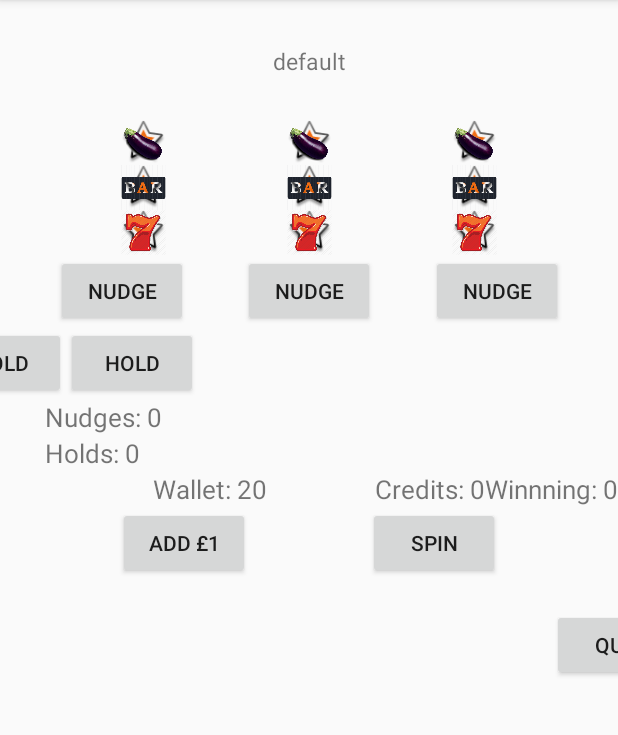
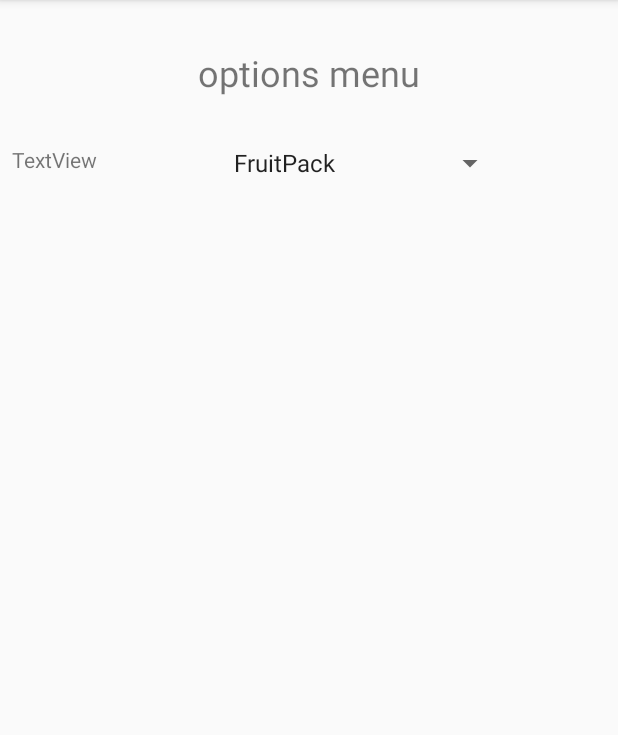
Before and after one commit to StuCorp/Pugmatic, an Android app: the screen it shows after launch (MainActivity before the commit, OptionsActivity after it), on a phone screen of 412 x 824 dp, the part 84-819 px from its top. Run offline under Robolectric (Android 15) with nearby library versions, the phone set to English and light mode, and no system bars.

Commit message:
managed to switch launch activity to options menu without it crashing by changing default AppCompatActivity to Activity..matching the main activity

```diff
--- a/app/build.gradle
+++ b/app/build.gradle
@@ -25,5 +25,6 @@ dependencies {
         exclude group: 'com.android.support', module: 'support-annotations'
     })
     compile 'com.android.support.constraint:constraint-layout:1.0.2'
+    compile 'com.android.support:appcompat-v7:26.+'
     testCompile 'junit:junit:4.12'
 }
--- a/app/src/main/AndroidManifest.xml
+++ b/app/src/main/AndroidManifest.xml
@@ -10,6 +10,13 @@
         android:supportsRtl="true"
         android:theme="@style/AppTheme">
         <activity android:name=".MainActivity">
+            <!--<intent-filter>-->
+                <!--<action android:name="android.intent.action.MAIN" />-->
+
+                <!--<category android:name="android.intent.category.LAUNCHER" />-->
+            <!--</intent-filter>-->
+        </activity>
+        <activity android:name=".OptionsActivity">
             <intent-filter>
                 <action android:name="android.intent.action.MAIN" />
 
--- a/app/src/main/java/com/example/user/pugmatic/MainActivity.java
+++ b/app/src/main/java/com/example/user/pugmatic/MainActivity.java
@@ -126,6 +126,7 @@ public class MainActivity extends Activity {
             refreshDisplay();
             if (game.machine.checkForWin()) {
                 game.winScenario();
+                refreshDisplay();
             }
         }
     }
@@ -137,6 +138,7 @@ public class MainActivity extends Activity {
             refreshDisplay();
             if (game.machine.checkForWin()) {
                 game.winScenario();
+                refreshDisplay();
             }
         }
     }
@@ -149,6 +151,8 @@ public class MainActivity extends Activity {
             refreshDisplay();
             if (game.machine.checkForWin()) {
                 game.winScenario();
+                refreshDisplay();
+
             }
         }
     }
--- /dev/null
+++ b/app/src/main/java/com/example/user/pugmatic/OptionsActivity.java
@@ -0,0 +1,56 @@
+package com.example.user.pugmatic;
+
+import android.app.Activity;
+import android.support.v7.app.AppCompatActivity;
+import android.os.Bundle;
+import android.view.View;
+import android.widget.AdapterView;
+import android.widget.ArrayAdapter;
+import android.widget.Spinner;
+import android.widget.TextView;
+import android.widget.Toast;
+
+import java.util.ArrayList;
+
+public class OptionsActivity extends Activity implements AdapterView.OnItemSelectedListener {
+
+    ArrayList<String> availablePacks;
+    Spinner spinner;
+    String spinnerChoice;
+
+    @Override
+    protected void onCreate(Bundle savedInstanceState) {
+        super.onCreate(savedInstanceState);
+        setContentView(R.layout.activity_options);
+
+        //create options for spinner based on pack names
+        availablePacks = new ArrayList<>();
+        availablePacks.add("FruitPack");
+        availablePacks.add("EmojiPeoplePack");
+
+        //find the spinner view and assign to variable
+        spinner = (Spinner) findViewById(R.id.packsSpinner);
+        //create a new adapter, which will take the array data and a layout file and create the view
+        //differs whether you want to create array from resources or from java array
+        ArrayAdapter<String> adapter = new ArrayAdapter<String>(this, android.R.layout.simple_spinner_item, availablePacks);
+        //for custom item layout use:
+//        adapter.setDropDownViewResource();
+        //set the adapter on the spinner
+        spinner.setAdapter(adapter);
+        //telling the spinner who is responsible for handling selections: this activity is.
+        spinner.setOnItemSelectedListener(this);
+    }
+
+    @Override
+    public void onItemSelected(AdapterView<?> adapterView, View view, int i, long l) {
+        TextView choice = (TextView) view;
+        //get string from textview
+        spinnerChoice = choice.getText().toString();
+        Toast.makeText(this, "You selected " + spinnerChoice, Toast.LENGTH_SHORT);
+    }
+
+    @Override
+    public void onNothingSelected(AdapterView<?> adapterView) {
+
+    }
+}
--- /dev/null
+++ b/app/src/main/res/layout/activity_options.xml
@@ -0,0 +1,46 @@
+<?xml version="1.0" encoding="utf-8"?>
+<android.support.constraint.ConstraintLayout xmlns:android="http://schemas.android.com/apk/res/android"
+    xmlns:app="http://schemas.android.com/apk/res-auto"
+    xmlns:tools="http://schemas.android.com/tools"
+    android:layout_width="match_parent"
+    android:layout_height="match_parent"
+    tools:context="com.example.user.pugmatic.OptionsActivity">
+
+    <TextView
+        android:id="@+id/textView"
+        android:layout_width="0dp"
+        android:layout_height="wrap_content"
+        android:layout_marginEnd="8dp"
+        android:layout_marginLeft="8dp"
+        android:layout_marginRight="8dp"
+        android:layout_marginStart="8dp"
+        android:layout_marginTop="32dp"
+        android:text="options menu"
+        android:textAlignment="center"
+        android:textSize="24sp"
+        app:layout_constraintHorizontal_bias="0.502"
+        app:layout_constraintLeft_toLeftOf="parent"
+        app:layout_constraintRight_toRightOf="parent"
+        app:layout_constraintTop_toTopOf="parent" />
+
+    <TextView
+        android:id="@+id/textView2"
+        android:layout_width="wrap_content"
+        android:layout_height="wrap_content"
+        android:text="TextView"
+        android:layout_marginLeft="8dp"
+        app:layout_constraintLeft_toLeftOf="parent"
+        android:layout_marginStart="8dp"
+        android:layout_marginTop="32dp"
+        app:layout_constraintTop_toBottomOf="@+id/textView" />
+
+    <Spinner
+        android:id="@+id/packsSpinner"
+        android:layout_width="wrap_content"
+        android:layout_height="wrap_content"
+        android:layout_marginLeft="8dp"
+        android:layout_marginTop="32dp"
+        app:layout_constraintLeft_toRightOf="@+id/textView2"
+        app:layout_constraintRight_toRightOf="parent"
+        app:layout_constraintTop_toBottomOf="@+id/textView" />
+</android.support.constraint.ConstraintLayout>
```
